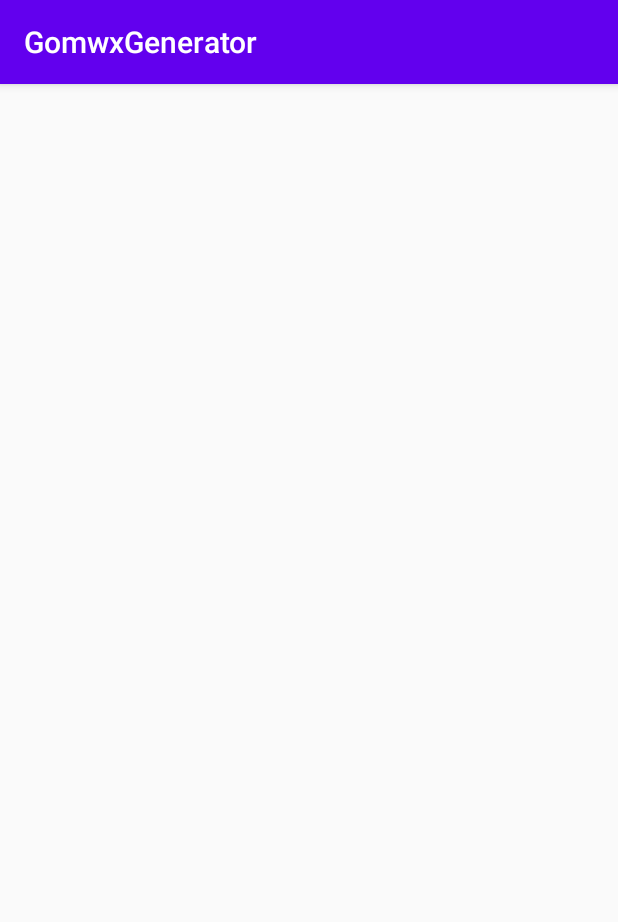
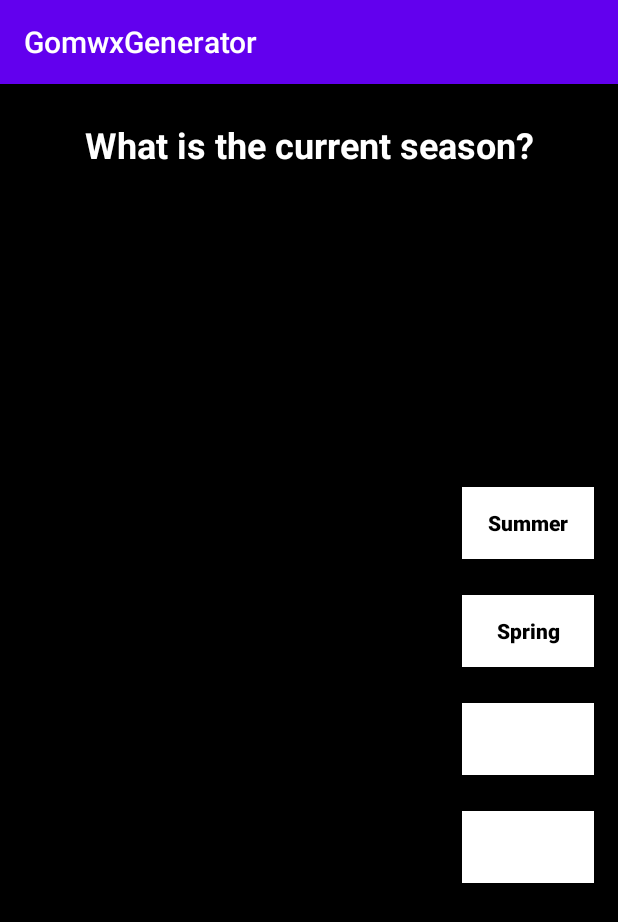
Before and after one commit to Nelwell/GomwxGenerator, an Android app: the screen it shows after launch (MainActivity), on a phone screen of 412 x 824 dp. Shown: the top 922 px of the screen. Run offline under Robolectric (Android 15) with nearby library versions, the phone set to English and light mode, and no system bars.

Commit message:
created issue time fragment file, continuing to adapt code in season fragment and main activity.

```diff
--- a/app/src/main/java/com/example/gomwxgenerator/MainActivity.java
+++ b/app/src/main/java/com/example/gomwxgenerator/MainActivity.java
@@ -7,31 +7,33 @@ import android.os.Bundle;
 import android.util.Log;
 
 public class MainActivity extends AppCompatActivity implements
-        SeasonFragment.EditSurveyButtonListener {
-//        ResultsFragment.ResetResultsListener,
+        SeasonFragment.EditSurveyButtonListener,
+        IssueTimeFragment.ResetResultsListener {
 //        ConfigureSurveyFragment.NewSurveyListener {
 
-    private static final String TAG_CONFIG_FRAG = "CONFIG FRAGMENT";
+    private static final String TAG_ISSUE_TIME_FRAG = "ISSUE TIME FRAGMENT";
 
     private SeasonFragment seasonFragment;
 
-    private String currentSeason;
+    private String seasonQuestion;
     private String summer;
     private String fall;
+    private String winter;
+    private String spring;
 
     @Override
     protected void onCreate(Bundle savedInstanceState) {
         super.onCreate(savedInstanceState);
         setContentView(R.layout.activity_main);
 
-        currentSeason = getString(R.string.what_season_is_it);
+        seasonQuestion = getString(R.string.what_season_is_it);
         summer = getString(R.string.summer);
         fall = getString(R.string.fall);
         winter = getString(R.string.winter);
         spring = getString(R.string.spring);
 
         // Create Season fragment
-        seasonFragment = SeasonFragment.newInstance(currentSeason, summer, fall);
+        seasonFragment = SeasonFragment.newInstance(seasonQuestion, summer, fall, winter, spring);
 
         // Show the two created fragments
         FragmentTransaction ft = getSupportFragmentManager().beginTransaction();
@@ -40,15 +42,18 @@ public class MainActivity extends AppCompatActivity implements
     }
 
     @Override
-    public void saveEdits(String question, String answerOne, String answerTwo) {
+    public void saveEdits(String season, String summer, String fall,
+                          String winter, String spring) {
 
-        currentSeason = question;
-        summer = answerOne;
-        fall = answerTwo;
+        seasonQuestion = season;
+        this.summer = summer;
+        this.fall = fall;
+        this.winter = winter;
+        this.spring = spring;
 
         // Make brand new survey Fragment Activity by replacing existing activity
         FragmentTransaction ft = getSupportFragmentManager().beginTransaction();
-        seasonFragment = SeasonFragment.newInstance(question, answerOne, answerTwo);
+        seasonFragment = SeasonFragment.newInstance(season, summer, fall, winter, spring);
         ft.replace(R.id.survey_question_fragment_container, seasonFragment);
 
         Log.d("Main Activity", "Save Edits");
@@ -62,9 +67,9 @@ public class MainActivity extends AppCompatActivity implements
         FragmentTransaction ft = getSupportFragmentManager().beginTransaction();
 
         // Make brand new ConfigureSurvey Fragment Activity by replacing ResultsFragment
-        ConfigureSurveyFragment mConfigureSurveyFragment = ConfigureSurveyFragment.newInstance();
-        ft.replace(R.id.results_fragment_container, mConfigureSurveyFragment);
-        ft.addToBackStack(TAG_CONFIG_FRAG);
+        IssueTimeFragment issueTimeFragment = IssueTimeFragment.newInstance();
+        ft.replace(R.id.survey_question_fragment_container, issueTimeFragment);
+        ft.addToBackStack(TAG_ISSUE_TIME_FRAG);
 
         ft.commit();
     }
--- a/app/src/main/java/com/example/gomwxgenerator/SeasonFragment.java
+++ b/app/src/main/java/com/example/gomwxgenerator/SeasonFragment.java
@@ -15,18 +15,22 @@ import androidx.fragment.app.Fragment;
 import static android.content.ContentValues.TAG;
 
 /**
- * Where user chooses current season of GOMWX creation
+ * Where user chooses current season
  */
 public class SeasonFragment extends Fragment {
-    private int mAnswerOneCount = 0;
-    private int mAnswerTwoCount = 0;
-    private String mQuestion;
-    private String mAnswerOne;
-    private String mAnswerTwo;
+//    private int mAnswerOneCount = 0;
+//    private int mAnswerTwoCount = 0;
+    private String season;
+    private String summer;
+    private String fall;
+    private String winter;
+    private String spring;
 
-    private static final String ARG_NEW_QUESTION = "arg_question";
-    private static final String ARG_ANSWER_ONE = "arg_answer_one";
-    private static final String ARG_ANSWER_TWO = "arg_answer_two";
+    private static final String ARG_SEASON = "arg_season_question";
+    private static final String ARG_SUMMER = "arg_summer";
+    private static final String ARG_FALL = "arg_fall";
+    private static final String ARG_WINTER = "arg_winter";
+    private static final String ARG_SPRING = "arg_spring";
 
     interface ResultsListener {
         void surveyResults(int mAnswerOneCount, int mAnswerTwoCount);
@@ -40,16 +44,19 @@ public class SeasonFragment extends Fragment {
 
     private EditSurveyButtonListener mEditSurveyButtonListener;
 
-    public SurveyQuestionFragment() {
+    public SeasonFragment() {
         // Required empty public constructor
     }
 
-    public static SurveyQuestionFragment newInstance(String question, String answerOne, String answerTwo) {
-        SurveyQuestionFragment fragment = new SurveyQuestionFragment();
+    public static SeasonFragment newInstance(String question, String summer,
+                                             String fall, String winter, String spring) {
+        SeasonFragment fragment = new SeasonFragment();
         Bundle args = new Bundle();
-        args.putString(ARG_NEW_QUESTION, question);
-        args.putString(ARG_ANSWER_ONE, answerOne);
-        args.putString(ARG_ANSWER_TWO, answerTwo);
+        args.putString(ARG_SEASON, question);
+        args.putString(ARG_SUMMER, summer);
+        args.putString(ARG_FALL, fall);
+        args.putString(ARG_FALL, winter);
+        args.putString(ARG_FALL, spring);
         fragment.setArguments(args);
         return fragment;
     }
@@ -58,9 +65,11 @@ public class SeasonFragment extends Fragment {
     public void onCreate(Bundle savedInstanceState) {
         super.onCreate(savedInstanceState);
         if (getArguments() != null) {
-            mQuestion = getArguments().getString(ARG_NEW_QUESTION);
-            mAnswerOne = getArguments().getString(ARG_ANSWER_ONE);
-            mAnswerTwo = getArguments().getString(ARG_ANSWER_TWO);
+            season = getArguments().getString(ARG_SEASON);
+            summer = getArguments().getString(ARG_SUMMER);
+            fall = getArguments().getString(ARG_FALL);
+            winter = getArguments().getString(ARG_WINTER);
+            spring = getArguments().getString(ARG_SPRING);
         }
     }
 
@@ -90,37 +99,39 @@ public class SeasonFragment extends Fragment {
     public View onCreateView(final LayoutInflater inflater, final ViewGroup container,
                              Bundle savedInstanceState) {
         // Inflate the layout for this fragment
-        View view = inflater.inflate(R.layout.fragment_survey_question, container, false);
+        View view = inflater.inflate(R.layout.fragment_season, container, false);
 
-        final TextView mSurveyQuestion = view.findViewById(R.id.survey_question);
-        mSurveyQuestion.setText(mQuestion);
+        TextView seasonQuestion = view.findViewById(R.id.survey_question);
+        seasonQuestion.setText(season);
         // Get button IDs and TextView String resource ID
-        final Button mAnswerOneButton = view.findViewById(R.id.winter_button);
-        mAnswerOneButton.setText(mAnswerOne);
-        final Button mAnswerTwoButton = view.findViewById(R.id.spring_button);
-        mAnswerTwoButton.setText(mAnswerTwo);
+        Button summerButton = view.findViewById(R.id.summer_button);
+        summerButton.setText(summer);
+        Button fallButton = view.findViewById(R.id.fall_button);
+        fallButton.setText(fall);
+        Button winterButton = view.findViewById(R.id.winter_button);
+        winterButton.setText(winter);
+        Button springButton = view.findViewById(R.id.spring_button);
+        springButton.setText(spring);
 
-        Button mEditSurveyButton = view.findViewById(R.id.edit_survey_button);
+//        mAnswerOneButton.setOnClickListener(new View.OnClickListener() {
+//            @Override
+//            public void onClick(View v) {
+//                Log.d("SURVEY", "First answer " + mAnswerOneCount);
+//                mAnswerOneCount++; // Adds one vote per click
+//                mResultsListener.surveyResults(mAnswerOneCount, mAnswerTwoCount);
+//            }
+//        });
+//
+//        mAnswerTwoButton.setOnClickListener(new View.OnClickListener() {
+//            @Override
+//            public void onClick(View v) {
+//                Log.d("SURVEY", "Second answer " + mAnswerTwoCount);
+//                mAnswerTwoCount++; // Adds one vote per click
+//                mResultsListener.surveyResults(mAnswerOneCount, mAnswerTwoCount);
+//            }
+//        });
 
-        mAnswerOneButton.setOnClickListener(new View.OnClickListener() {
-            @Override
-            public void onClick(View v) {
-                Log.d("SURVEY", "First answer " + mAnswerOneCount);
-                mAnswerOneCount++; // Adds one vote per click
-                mResultsListener.surveyResults(mAnswerOneCount, mAnswerTwoCount);
-            }
-        });
-
-        mAnswerTwoButton.setOnClickListener(new View.OnClickListener() {
-            @Override
-            public void onClick(View v) {
-                Log.d("SURVEY", "Second answer " + mAnswerTwoCount);
-                mAnswerTwoCount++; // Adds one vote per click
-                mResultsListener.surveyResults(mAnswerOneCount, mAnswerTwoCount);
-            }
-        });
-
-        mEditSurveyButton.setOnClickListener(new View.OnClickListener() {
+        summerButton.setOnClickListener(new View.OnClickListener() {
             @Override
             public void onClick(View view) {
 
--- a/app/src/main/res/layout/activity_main.xml
+++ b/app/src/main/res/layout/activity_main.xml
@@ -8,11 +8,12 @@
     tools:context=".MainActivity">
 
     <FrameLayout
-        android:id="@+id/results_fragment_container"
+        android:id="@+id/survey_question_fragment_container"
         android:layout_width="match_parent"
         android:layout_height="0dp"
-        app:layout_constraintBottom_toTopOf="@+id/survey_question_fragment_container"
         app:layout_constraintTop_toTopOf="parent"
-        app:layout_constraintVertical_weight=".8"/>
+        app:layout_constraintBottom_toBottomOf="parent"
+        tools:layout_editor_absoluteX="108dp"
+        app:layout_constraintVertical_weight="1"/>
 
 </androidx.constraintlayout.widget.ConstraintLayout>
```
Also changed, not shown: app/src/main/java/com/example/gomwxgenerator/IssueTimeFragment.java (added, +7 -0 lines).
